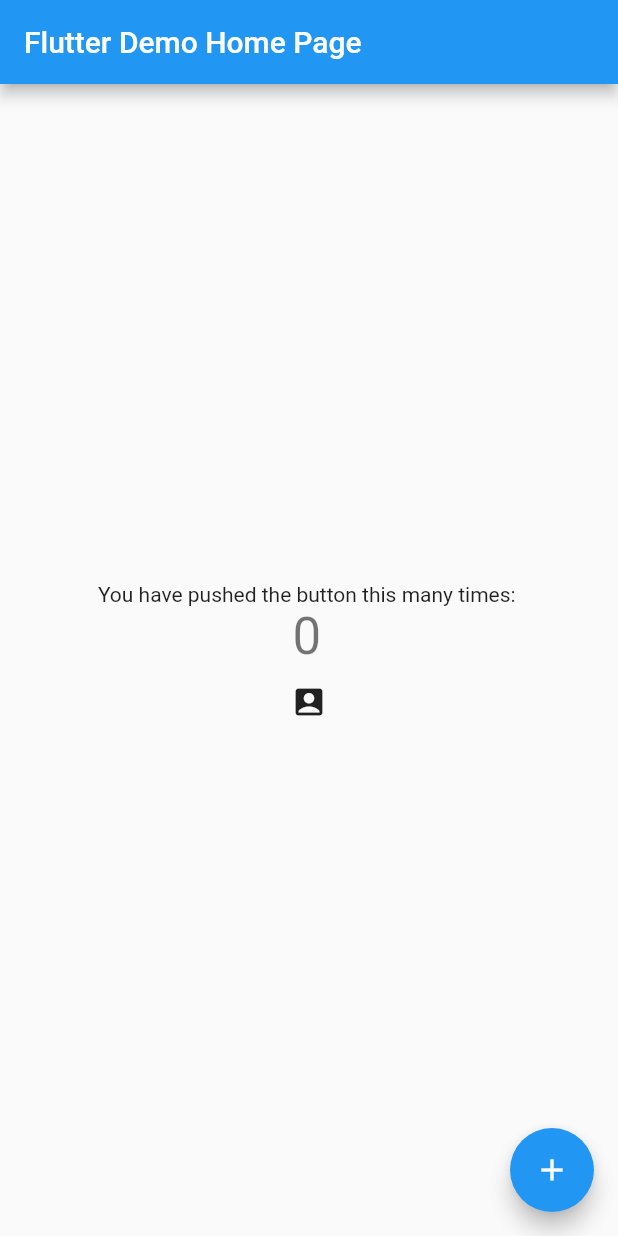
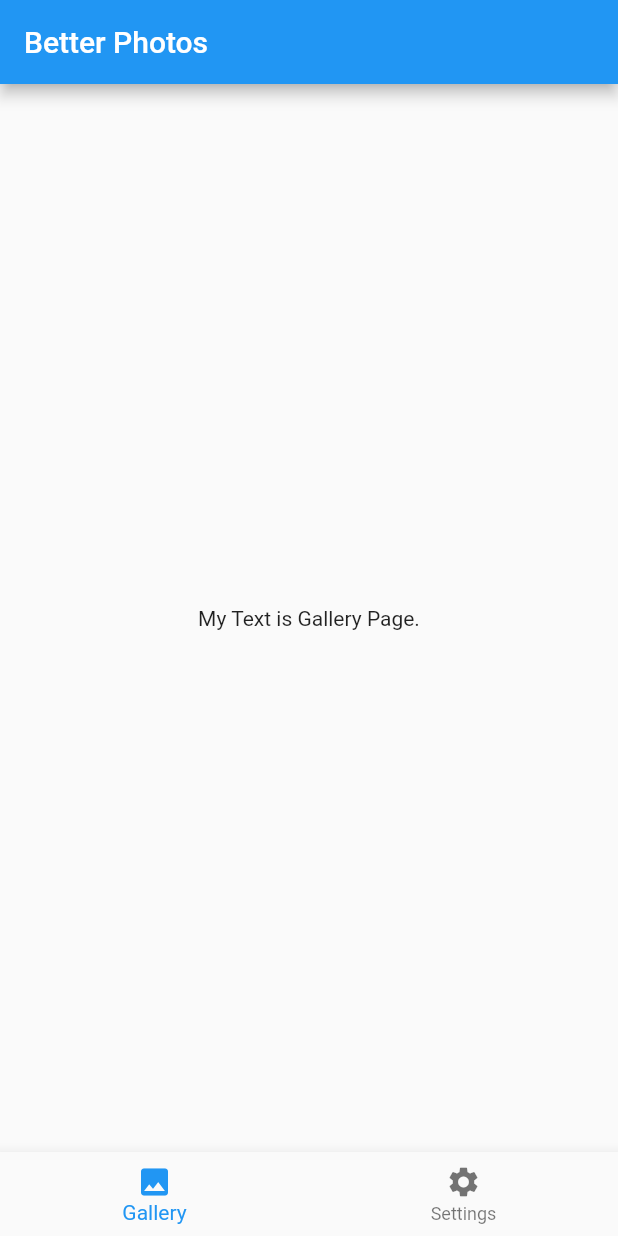
Before and after one commit to klitztuch/better_photos, a Flutter app: the screen it shows after launch, on a phone screen of 412 x 824 dp. Run offline on Flutter 3.47's test engine with Material 2 defaults, Android fonts, the light colour scheme and no system bars; our stand-ins replace bloc, equatable, flutter_bloc.

Commit message:
Added bottom_navigation_*

```diff
--- /dev/null
+++ b/lib/blocs/bottom_navigation/bottom_navigation_bloc.dart
@@ -0,0 +1,59 @@
+import 'dart:async';
+
+import 'package:better_photos/repositories/models/page.dart';
+import 'package:better_photos/repositories/repositories.dart';
+import 'package:bloc/bloc.dart';
+import 'package:equatable/equatable.dart';
+
+part 'bottom_navigation_event.dart';
+
+part 'bottom_navigation_state.dart';
+
+class BottomNavigationBloc
+    extends Bloc<BottomNavigationEvent, BottomNavigationState> {
+  final GalleryRepository galleryRepository;
+  final SettingsRepository settingsRepository;
+  PageIndex currentPage = PageIndex.GalleryPage;
+
+  BottomNavigationBloc(
+      {required this.galleryRepository, required this.settingsRepository})
+      : super(PageLoading());
+
+  @override
+  Stream<BottomNavigationState> mapEventToState(
+      BottomNavigationEvent event) async* {
+    if (event is AppStarted) {
+      this.add(PageTapped(page: this.currentPage));
+    }
+
+    if (event is PageTapped) {
+      currentPage = event.page;
+      yield CurrentIndexChanged(currentPage: currentPage);
+      yield PageLoading();
+
+      switch (currentPage) {
+        case PageIndex.GalleryPage:
+          {
+            String data = await _getGalleryPageData();
+            yield GalleryPageLoaded(text: data);
+          }
+          break;
+
+        case PageIndex.SettingsPage:
+          {
+            int data = await _getSettingsPageData();
+            yield SettingsPageLoaded(number: data);
+          }
+          break;
+      }
+    }
+  }
+
+  Future<String> _getGalleryPageData() async {
+    return await galleryRepository.fetchData();
+  }
+
+  Future<int> _getSettingsPageData() async {
+    return await settingsRepository.fetchData();
+  }
+}
--- /dev/null
+++ b/lib/blocs/bottom_navigation/bottom_navigation_event.dart
@@ -0,0 +1,26 @@
+part of 'bottom_navigation_bloc.dart';
+
+abstract class BottomNavigationEvent extends Equatable {
+  const BottomNavigationEvent();
+
+  @override
+  List<Object?> get props => props;
+}
+
+class AppStarted extends BottomNavigationEvent {
+  @override
+  String toString() {
+    return 'AppStarted';
+  }
+}
+
+class PageTapped extends BottomNavigationEvent {
+  final PageIndex page;
+
+  PageTapped({required this.page});
+
+  @override
+  String toString() {
+    return 'PageTapped: $page';
+  }
+}
--- /dev/null
+++ b/lib/blocs/bottom_navigation/bottom_navigation_state.dart
@@ -0,0 +1,40 @@
+part of 'bottom_navigation_bloc.dart';
+
+abstract class BottomNavigationState extends Equatable {
+  const BottomNavigationState();
+
+  @override
+  List<Object> get props => [];
+}
+
+class CurrentIndexChanged extends BottomNavigationState {
+  final PageIndex currentPage;
+
+  CurrentIndexChanged({required this.currentPage});
+
+  @override
+  String toString() => 'CurrentIndexChanged to $currentPage';
+}
+
+class PageLoading extends BottomNavigationState {
+  @override
+  String toString() => 'PageLoading';
+}
+
+class GalleryPageLoaded extends BottomNavigationState {
+  final String text;
+
+  GalleryPageLoaded({required this.text});
+
+  @override
+  String toString() => 'GalleryPageLoaded with text: $text';
+}
+
+class SettingsPageLoaded extends BottomNavigationState {
+  final int number;
+
+  SettingsPageLoaded({required this.number});
+
+  @override
+  String toString() => 'SettingsPageLoaded with number: $number';
+}
--- a/lib/main.dart
+++ b/lib/main.dart
@@ -1,73 +1,45 @@
+import 'package:better_photos/blocs/bottom_navigation/bottom_navigation_bloc.dart';
+import 'package:better_photos/repositories/repositories.dart';
 import 'package:flutter/material.dart';
 import 'package:logging/logging.dart';
 import 'package:flutter_bloc/flutter_bloc.dart';
 
-import 'myhomepage.dart';
+import 'ui/app_screen.dart';
+
+class SimpleBlocObserver extends BlocObserver {
+  Logger _logger = Logger((SimpleBlocObserver).toString());
+
+  @override
+  void onTransition(Bloc bloc, Transition transition) {
+    super.onTransition(bloc, transition);
+    _logger.info(transition);
+  }
+}
 
 void main() async {
+  // Logger configuration
   Logger.root.level = Level.ALL; // defaults to Level.INFO
   Logger.root.onRecord.listen((record) {
     print('${record.level.name}: ${record.time}: ${record.message}');
   });
-  // Init logger
-  final _logger = Logger((MyApp).toString());
 
+  // Observer initialization
   Bloc.observer = SimpleBlocObserver();
-  final cubit = new CounterCubit(0);
-  cubit.increment();
-  await Future.delayed(Duration.zero);
-  // await subscription.cancel();
-  await cubit.close();
 
-  runApp(MyApp());
+  runApp(App());
 }
 
-class MyApp extends StatelessWidget {
-  // This widget is the root of your application.
+class App extends StatelessWidget {
   @override
   Widget build(BuildContext context) {
     return MaterialApp(
-      title: 'Flutter Demo',
-      theme: ThemeData(
-        // This is the theme of your application.
-        //
-        // Try running your application with "flutter run". You'll see the
-        // application has a blue toolbar. Then, without quitting the app, try
-        // changing the primarySwatch below to Colors.green and then invoke
-        // "hot reload" (press "r" in the console where you ran "flutter run",
-        // or simply save your changes to "hot reload" in a Flutter IDE).
-        // Notice that the counter didn't reset back to zero; the application
-        // is not restarted.
-        primarySwatch: Colors.blue,
+      home: BlocProvider<BottomNavigationBloc>(
+        create: (context) => BottomNavigationBloc(
+            galleryRepository: GalleryRepository(),
+            settingsRepository: SettingsRepository())
+          ..add(AppStarted()),
+        child: AppScreen(),
       ),
-      home: MyHomePage(title: 'Flutter Demo Home Page'),
     );
   }
 }
-
-class CounterCubit extends Cubit<int> {
-  CounterCubit(int initialState) : super(initialState);
-
-  void increment() {
-    try{
-      emit(state + 1);
-    }
-    catch(Exception){
-      print('crap');
-    }
-  }
-}
-
-class SimpleBlocObserver extends BlocObserver {
-  @override
-  void onChange(BlocBase bloc, Change change) {
-    super.onChange(bloc, change);
-    print('${bloc.runtimeType} $change');
-  }
-
-  @override
-  void onError(BlocBase bloc, Object error, StackTrace stackTrace) {
-    print('$error, $stackTrace');
-    super.onError(bloc, error, stackTrace);
-  }
-}
--- a/lib/myhomepage.dart
+++ b/lib/myhomepage.dart
@@ -4,7 +4,7 @@
 
 
 class MyHomePage extends StatefulWidget {
-  MyHomePage({Key key, this.title}) : super(key: key);
+  MyHomePage({Key? key, required this.title}) : super(key: key);
 
   // This widget is the home page of your application. It is stateful, meaning
   // that it has a State object (defined below) that contains fields that affect
@@ -14,7 +14,7 @@
   // case the title) provided by the parent (in this case the App widget) and
   // used by the build method of the State. Fields in a Widget subclass are
   // always marked "final".
-  final _logger = Logger((MyHomePage).toString());
+  // final _logger = Logger((MyHomePage).toString());
   final String title;
 
   @override
--- /dev/null
+++ b/lib/repositories/gallery_repository.dart
@@ -0,0 +1,9 @@
+class GalleryRepository {
+  late String _data;
+
+  Future<String> fetchData() async {
+    await Future.delayed(Duration(milliseconds: 600));
+    _data = 'Gallery Page';
+    return _data;
+  }
+}
--- /dev/null
+++ b/lib/repositories/models/page.dart
@@ -0,0 +1,4 @@
+enum PageIndex {
+  GalleryPage,
+  SettingsPage
+}
--- /dev/null
+++ b/lib/repositories/repositories.dart
@@ -0,0 +1,2 @@
+export 'gallery_repository.dart';
+export 'settings_repository.dart';
--- /dev/null
+++ b/lib/repositories/settings_repository.dart
@@ -0,0 +1,13 @@
+import 'dart:math';
+
+class SettingsRepository {
+  late String _data;
+
+  Future<int> fetchData() async {
+    await Future.delayed(Duration(milliseconds: 600));
+
+    return Random().nextInt(1000);
+  }
+
+  String get data => _data;
+}
--- /dev/null
+++ b/lib/ui/app_screen.dart
@@ -0,0 +1,53 @@
+import 'package:better_photos/blocs/bottom_navigation/bottom_navigation_bloc.dart';
+import 'package:better_photos/repositories/models/page.dart';
+import 'package:better_photos/ui/pages/gallery_page.dart';
+import 'package:better_photos/ui/pages/settings_page.dart';
+import 'package:flutter/material.dart';
+import 'package:flutter_bloc/flutter_bloc.dart';
+
+/// {@template counter_app}
+/// A [StatelessWidget] which sets the `home` to [GalleryPage].
+/// {@endtemplate}
+class AppScreen extends StatelessWidget {
+  /// {@macro counter_app}
+  @override
+  Widget build(BuildContext context) {
+    return Scaffold(
+      appBar: AppBar(
+        title: Text('Better Photos'),
+      ),
+      body: BlocBuilder<BottomNavigationBloc, BottomNavigationState>(
+        builder: (BuildContext context, BottomNavigationState state) {
+          if (state is PageLoading) {
+            return Center(child: CircularProgressIndicator());
+          }
+          if (state is GalleryPageLoaded) {
+            return GalleryPage(text: state.text);
+          }
+          if (state is SettingsPageLoaded) {
+            return SettingsPage(number: state.number);
+          }
+          return Container();
+        },
+      ),
+      bottomNavigationBar:
+          BlocBuilder<BottomNavigationBloc, BottomNavigationState>(
+        builder: (BuildContext context, BottomNavigationState state) {
+          return BottomNavigationBar(
+            items: const <BottomNavigationBarItem>[
+              BottomNavigationBarItem(
+                  icon: Icon(Icons.photo), label: 'Gallery'),
+              BottomNavigationBarItem(
+                  icon: Icon(Icons.settings), label: 'Settings')
+            ],
+            onTap: (index) => context
+                .read<BottomNavigationBloc>()
+                .add(PageTapped(page: PageIndex.values[index])),
+            currentIndex: context.select(
+                (BottomNavigationBloc value) => value.currentPage.index),
+          );
+        },
+      ),
+    );
+  }
+}
--- /dev/null
+++ b/lib/ui/pages/gallery_page.dart
@@ -0,0 +1,16 @@
+import 'package:flutter/material.dart';
+
+class GalleryPage extends StatelessWidget {
+  final String text;
+
+  GalleryPage({required this.text}) : super();
+
+  @override
+  Widget build(BuildContext context) {
+    return Scaffold(
+      body: Center(
+        child: Text('My Text is $text.'),
+      ),
+    );
+  }
+}
```
Also changed, not shown: lib/ui/pages/settings_page.dart (added, +17 -0 lines), pubspec.lock, 1 other file.
